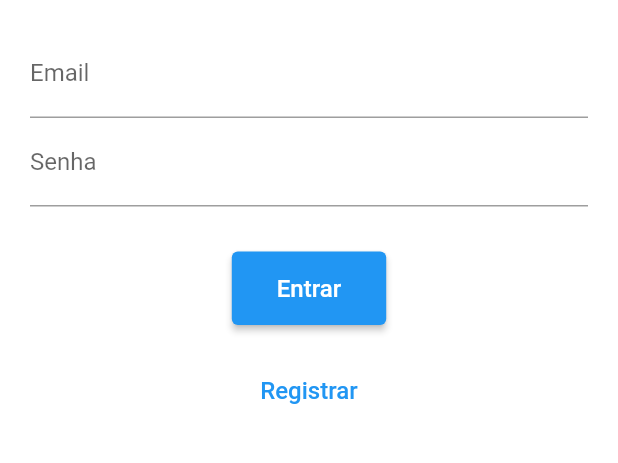
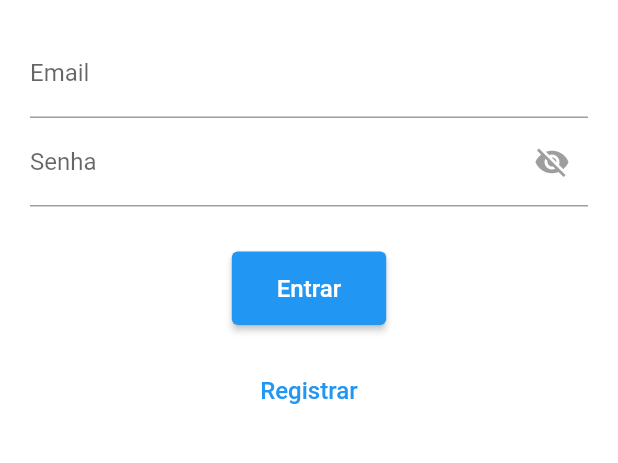
Before and after one commit to luizeduardom/training_sheep_app, a Flutter app: the screen it shows after launch, on a phone screen of 412 x 824 dp, the part 527-990 px from its top. Run offline on Flutter 3.47's test engine with Material 2 defaults, Android fonts, the phone set to English and light mode, and no system bars; our stand-ins replace cloud_firestore, firebase_auth, firebase_core; accounts and stored records are empty.

Commit message:
Correção do overflow de pixel e mostrar/ocultar senha adicionado.

```diff
--- a/lib/LoginPage.dart
+++ b/lib/LoginPage.dart
@@ -11,6 +11,7 @@ class _LoginPageState extends State<LoginPage> {
   final FirebaseAuth _auth = FirebaseAuth.instance;
   final TextEditingController _emailController = TextEditingController();
   final TextEditingController _passwordController = TextEditingController();
+  bool _passwordVisible = false;
 
   Future<void> _signIn() async {
     String email = _emailController.text.trim();
@@ -93,8 +94,21 @@ class _LoginPageState extends State<LoginPage> {
                   ),
                   TextField(
                     controller: _passwordController,
-                    decoration: InputDecoration(labelText: 'Senha'),
-                    obscureText: true,
+                    decoration: InputDecoration(
+                      labelText: 'Senha',
+                      suffixIcon: IconButton(
+                        icon: Icon(
+                          _passwordVisible ? Icons.visibility : Icons.visibility_off,
+                          color: Colors.grey,
+                        ),
+                        onPressed: () {
+                          setState(() {
+                            _passwordVisible = !_passwordVisible;
+                          });
+                        },
+                      ),
+                    ),
+                    obscureText: !_passwordVisible, // Alterna entre texto normal e texto oculto
                   ),
                   SizedBox(height: 30.0),
                   ElevatedButton(
```
